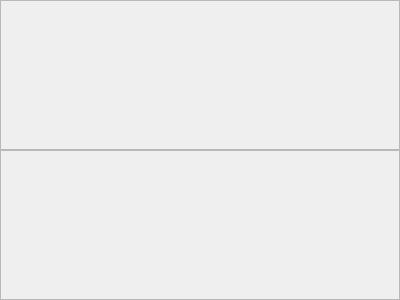
Before: the Qt Designer form CaX/widget/groupplaywindow.ui in fsest4u/CaX_03, drawn with Qt 5.
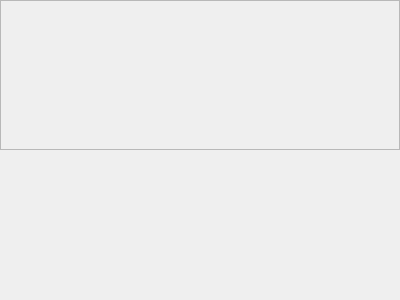
After: the same form once the commit is applied.

What changed in the file:
```diff
--- a/CaX/widget/groupplaywindow.ui
+++ b/CaX/widget/groupplaywindow.ui
@@ -58,6 +58,12 @@
    </item>
    <item>
     <widget class="QFrame" name="frameBottom">
+     <property name="styleSheet">
+      <string notr="true">QFrame
+{
+border: 0px;
+}</string>
+     </property>
      <property name="frameShape">
       <enum>QFrame::StyledPanel</enum>
      </property>
```
